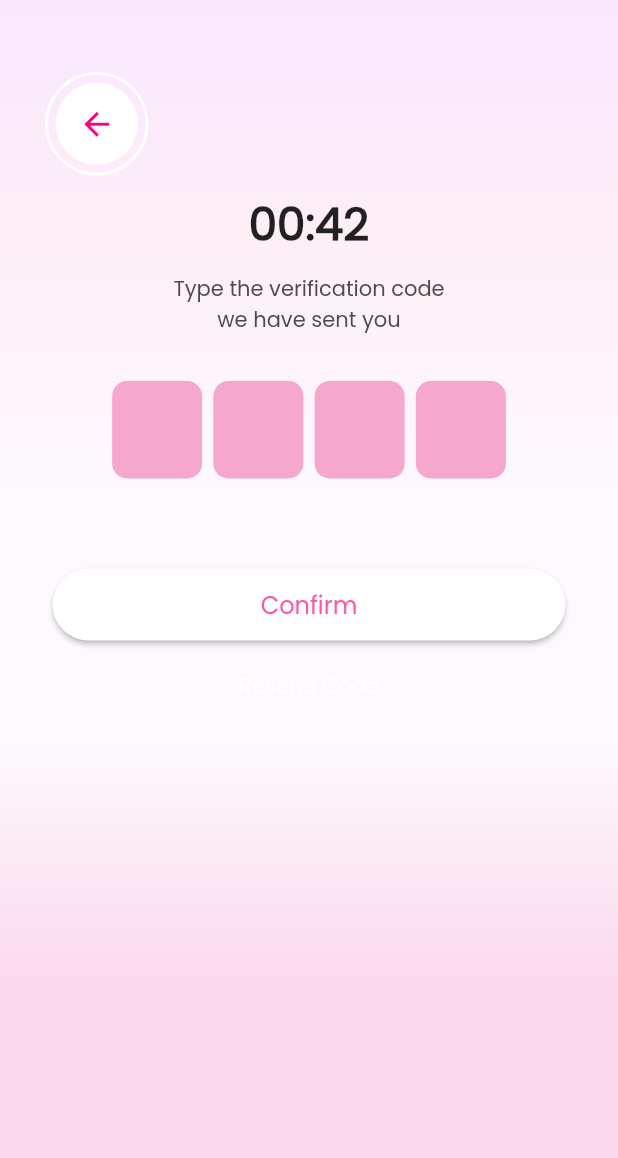
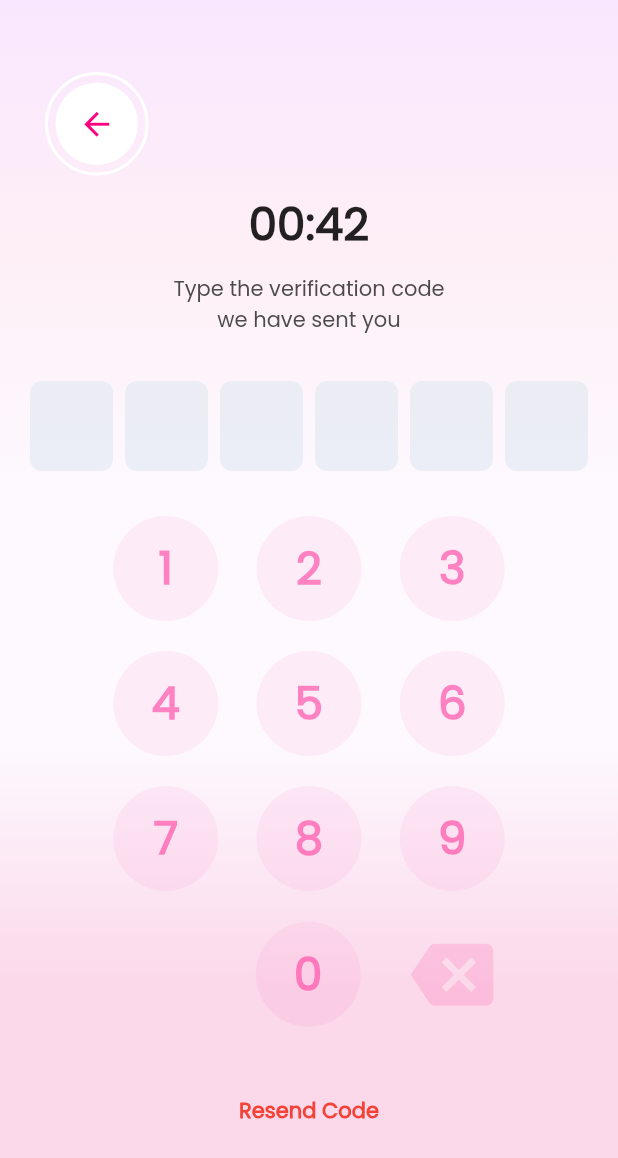
Before and after one commit to Juuko-Roman/kwekwaana-hyde, a Flutter app: the VerificationCode screen opened by its route, on a phone screen of 412 x 824 dp. Shown: the top 1158 px of the screen. Run offline on Flutter 3.47's test engine with Material 2 defaults, Android fonts, the phone set to English and light mode, and no system bars; drawn by our look-alikes of pinput; our stand-ins replace firebase_auth, firebase_core, flutter_spinkit, flutter_svg, font_awesome_flutter, geolocator and 4 more; accounts and stored records are empty.

Commit message:
completed login with phone number

```diff
--- a/lib/globals/global_vars.dart
+++ b/lib/globals/global_vars.dart
@@ -1 +1,2 @@
 int currentIndex = 0;
+bool goToHome = true;
--- a/lib/main.dart
+++ b/lib/main.dart
@@ -1,6 +1,5 @@
 import 'package:firebase_core/firebase_core.dart';
 import 'package:flutter/material.dart';
-import 'package:kwekwana/screens/welcome.dart';
 import 'package:kwekwana/services/routes.dart';
 
 Future<void> main() async {
--- a/lib/screens/auth/signup.dart
+++ b/lib/screens/auth/signup.dart
@@ -4,6 +4,7 @@ import 'package:font_awesome_flutter/font_awesome_flutter.dart';
 import 'package:go_router/go_router.dart';
 import 'package:kwekwana/screens/signingUpProcess/verification_code.dart';
 
+import '../../globals/global_vars.dart';
 import '../../services/firebase_auth.dart';
 import '../../widgets/backbutton.dart';
 import '../../widgets/confirmation_button.dart';
@@ -24,6 +25,7 @@ class _SignUpState extends State<SignUp> {
   final _cpasswordController = TextEditingController();
   final _numberController = TextEditingController();
   void _handleSignup() async {
+    goToHome = false;
     if (_rformKey.currentState!.validate()) {
       final email = _emailController.text.trim();
       final password = _passwordController.text.trim();
--- a/lib/screens/signingUpProcess/verification_code.dart
+++ b/lib/screens/signingUpProcess/verification_code.dart
@@ -1,8 +1,14 @@
+import 'package:firebase_auth/firebase_auth.dart';
 import 'package:flutter/material.dart';
 import 'package:flutter/services.dart';
+import 'package:kwekwana/screens/bottom_nav_bar_screens.dart';
 import 'package:kwekwana/screens/signingUpProcess/enable_location.dart';
+import 'package:pinput/pinput.dart';
 
+import '../../globals/global_vars.dart';
+import '../../services/firebase_auth.dart';
 import '../../widgets/backbutton.dart';
+import '../../widgets/num_pad.dart';
 
 class VerificationCode extends StatefulWidget {
   const VerificationCode({Key? key}) : super(key: key);
@@ -12,21 +18,27 @@ class VerificationCode extends StatefulWidget {
 }
 
 class _VerificationCodeState extends State<VerificationCode> {
-  List<TextEditingController?> controllers = [
-    TextEditingController(),
-    TextEditingController(),
-    TextEditingController(),
-    TextEditingController(),
-  ];
-
-  @override
-  void dispose() {
-    controllers.forEach((element) => element!.dispose());
-    super.dispose();
-  }
+  TextEditingController otpController = TextEditingController();
+  final _authService = FirebaseAuthService();
 
   @override
   Widget build(BuildContext context) {
+    const focusedBorderColor = Colors.pink;
+    const fillColor = Color.fromRGBO(243, 246, 249, 0);
+    const borderColor = Color.fromRGBO(23, 171, 144, 0.4);
+
+    final defaultPinTheme = PinTheme(
+      width: 56,
+      height: 56,
+      textStyle: const TextStyle(
+        fontSize: 22,
+        color: Color.fromRGBO(30, 60, 87, 1),
+      ),
+      decoration: BoxDecoration(
+        borderRadius: BorderRadius.circular(19),
+        border: Border.all(color: borderColor),
+      ),
+    );
     return Scaffold(
       resizeToAvoidBottomInset: false,
       body: Container(
@@ -97,87 +109,97 @@ class _VerificationCodeState extends State<VerificationCode> {
               ),
             ),
             Container(
-              width: 270,
-              margin: EdgeInsets.only(bottom: 50),
-              child: Row(
-                mainAxisAlignment: MainAxisAlignment.spaceAround,
-                children: [
-                  ...List.generate(
-                    controllers.length,
-                    (index) => Container(
-                      width: 60,
-                      height: 65,
-                      padding: EdgeInsets.symmetric(horizontal: 15),
-                      decoration: BoxDecoration(
-                        color: Color.fromRGBO(245, 167, 206, 1),
-                        borderRadius: BorderRadius.circular(10),
+              // width: 270,
+              margin: EdgeInsets.only(bottom: 30),
+              child: Directionality(
+                // Specify direction if desired
+                textDirection: TextDirection.ltr,
+                child: Pinput(
+                  keyboardType: TextInputType.none,
+                  length: 6,
+                  controller: otpController,
+                  // focusNode: focusNode,
+                  androidSmsAutofillMethod: AndroidSmsAutofillMethod.smsUserConsentApi,
+                  listenForMultipleSmsOnAndroid: true,
+                  // defaultPinTheme: defaultPinTheme,
+                  validator: (value) {
+                    // return value == '2222' ? null : 'Pin is incorrect';
+                  },
+                  onClipboardFound: (value) {
+                    otpController.setText(value);
+                  },
+                  hapticFeedbackType: HapticFeedbackType.lightImpact,
+                  onCompleted: (pin) async {
+                    bool result = await _authService.verifyCode(pin);
+                    if (result) {
+                      if (goToHome) {
+                        Navigator.push(
+                          context,
+                          MaterialPageRoute(builder: (context) => BottomNavBarScreens()),
+                        );
+                      } else {
+                        Navigator.push(
+                          context,
+                          MaterialPageRoute(builder: (context) => EnableLocation()),
+                        );
+                      }
+                    } else {
+                      ScaffoldMessenger.of(context)
+                          .showSnackBar(SnackBar(content: Text('Wrong Code. please try again')));
+                    }
+                  },
+
+                  onChanged: (value) {
+                    // debugPrint('onChanged: $value');
+                  },
+                  cursor: Column(
+                    mainAxisAlignment: MainAxisAlignment.end,
+                    children: [
+                      Container(
+                        margin: const EdgeInsets.only(bottom: 9),
+                        width: 22,
+                        height: 1,
+                        color: Colors.pink,
                       ),
-                      child: Column(
-                        mainAxisAlignment: MainAxisAlignment.center,
-                        children: [
-                          SizedBox(
-                            // width: 10,
-                            child: TextField(
-                              controller: controllers[index],
-                              textAlign: TextAlign.center,
-                              cursorColor: Color.fromRGBO(245, 167, 206, 1),
-                              keyboardType: TextInputType.number,
-                              inputFormatters: [
-                                LengthLimitingTextInputFormatter(1),
-                                FilteringTextInputFormatter.digitsOnly,
-                              ],
-                              onChanged: (value) {
-                                if (value.length == 1) {
-                                  FocusScope.of(context).nextFocus();
-                                }
-                              },
-                              style: TextStyle(
-                                color: Colors.white,
-                                fontSize: 25,
-                                fontWeight: FontWeight.bold,
-                              ),
-                              decoration: const InputDecoration(
-                                border: InputBorder.none,
-
-                                // contentPadding: EdgeInsets.only(bottom: 10.0, left: 5.0),
-                              ),
-                            ),
-                          ),
-                        ],
-                      ),
+                    ],
+                  ),
+                  focusedPinTheme: defaultPinTheme.copyWith(
+                    decoration: defaultPinTheme.decoration!.copyWith(
+                      borderRadius: BorderRadius.circular(8),
+                      border: Border.all(color: focusedBorderColor),
                     ),
                   ),
-                ],
-              ),
-            ),
-            Padding(
-              padding: const EdgeInsets.only(left: 15.0, right: 15, top: 10, bottom: 20),
-              child: Material(
-                elevation: 1.5,
-                borderRadius: BorderRadius.circular(50.0),
-                color: Color.fromRGBO(255, 255, 255, 1),
-                child: MaterialButton(
-                  onPressed: () async {
-                    Navigator.push(
-                      context,
-                      MaterialPageRoute(builder: (context) => EnableLocation()),
-                    );
-                  },
-                  height: 42.0,
-                  minWidth: 400,
-                  child: const Text(
-                    'Confirm',
-                    style: TextStyle(
-                      color: Color.fromRGBO(255, 83, 169, 1),
-                      fontSize: 16,
+                  submittedPinTheme: defaultPinTheme.copyWith(
+                    decoration: defaultPinTheme.decoration!.copyWith(
+                      color: fillColor,
+                      // borderRadius: BorderRadius.circular(19),
+                      border: Border.all(color: focusedBorderColor),
                     ),
+                  ),
+                  errorPinTheme: defaultPinTheme.copyBorderWith(
+                    border: Border.all(color: Colors.redAccent),
                   ),
                 ),
               ),
             ),
-            Text(
-              'Resend Code',
-              style: TextStyle(color: Colors.white),
+            NumPad(
+              buttonSize: 70,
+              buttonColor: Color.fromRGBO(255, 83, 169, 0.08),
+              iconColor: Color.fromRGBO(255, 83, 169, 0.2),
+              controller: otpController,
+
+              delete: () {
+                otpController.text =
+                    otpController.text == "" ? "" : otpController.text.substring(0, otpController.text.length - 1);
+              },
+              // do something with the input numbers
+            ),
+            Padding(
+              padding: const EdgeInsets.only(top: 45.0),
+              child: Text(
+                'Resend Code',
+                style: TextStyle(color: Colors.red, fontWeight: FontWeight.bold),
+              ),
             ),
           ],
         ),
--- /dev/null
+++ b/lib/widgets/num_pad.dart
@@ -0,0 +1,138 @@
+import 'package:flutter/material.dart';
+import 'package:otp_text_field/otp_field.dart';
+
+import 'number_button.dart';
+
+// KeyPad widget
+// This widget is reusable and its buttons are customizable (color, size)
+class NumPad extends StatelessWidget {
+  final double buttonSize;
+  final Color buttonColor;
+  final Color iconColor;
+  final TextEditingController controller;
+  final Function delete;
+
+  const NumPad({
+    Key? key,
+    this.buttonSize = 70,
+    this.buttonColor = Colors.indigo,
+    this.iconColor = Colors.amber,
+    required this.delete,
+    required this.controller,
+  }) : super(key: key);
+
+  @override
+  Widget build(BuildContext context) {
+    return Container(
+      margin: const EdgeInsets.only(left: 30, right: 30),
+      child: Column(
+        children: [
+          Row(
+            mainAxisAlignment: MainAxisAlignment.spaceEvenly,
+            // implement the number keys (from 0 to 9) with the NumberButton widget
+            // the NumberButton widget is defined in the bottom of this file
+            children: [
+              NumberButton(
+                number: 1,
+                size: buttonSize,
+                color: buttonColor,
+                controller: controller,
+              ),
+              NumberButton(
+                number: 2,
+                size: buttonSize,
+                color: buttonColor,
+                controller: controller,
+              ),
+              NumberButton(
+                number: 3,
+                size: buttonSize,
+                color: buttonColor,
+                controller: controller,
+              ),
+            ],
+          ),
+          const SizedBox(height: 20),
+          Row(
+            mainAxisAlignment: MainAxisAlignment.spaceEvenly,
+            children: [
+              NumberButton(
+                number: 4,
+                size: buttonSize,
+                color: buttonColor,
+                controller: controller,
+              ),
+              NumberButton(
+                number: 5,
+                size: buttonSize,
+                color: buttonColor,
+                controller: controller,
+              ),
+              NumberButton(
+                number: 6,
+                size: buttonSize,
+                color: buttonColor,
+                controller: controller,
+              ),
+            ],
+          ),
+          const SizedBox(height: 20),
+          Row(
+            mainAxisAlignment: MainAxisAlignment.spaceEvenly,
+            children: [
+              NumberButton(
+                number: 7,
+                size: buttonSize,
+                color: buttonColor,
+                controller: controller,
+              ),
+              NumberButton(
+                number: 8,
+                size: buttonSize,
+                color: buttonColor,
+                controller: controller,
+              ),
+              NumberButton(
+                number: 9,
+                size: buttonSize,
+                color: buttonColor,
+                controller: controller,
+              ),
+            ],
+          ),
+          const SizedBox(height: 20),
+          Row(
+            mainAxisAlignment: MainAxisAlignment.spaceEvenly,
+            children: [
+              // Icon(
+              //   Icons.done_rounded,
+              //   color: Colors.white,
+              //   size: 55,
+              //
+              // ),
+              Container(
+                width: 70,
+              ),
+
+              NumberButton(
+                number: 0,
+                size: buttonSize,
+                color: buttonColor,
+                controller: controller,
+              ),
+              // this button is used to delete the last number
+              IconButton(
+                onPressed: () => delete(),
+                icon: Icon(
+                  Icons.backspace,
+                  color: iconColor,
+                ),
+                iconSize: 55,
+              ),
+            ],
+          ),
+        ],
+      ),
+    );
+  }
+}
--- /dev/null
+++ b/lib/widgets/number_button.dart
@@ -0,0 +1,47 @@
+import 'package:flutter/material.dart';
+import 'package:otp_text_field/otp_field.dart';
+
+// define NumberButton widget
+// its shape is round
+class NumberButton extends StatelessWidget {
+  final int number;
+  final double size;
+  final Color color;
+  final TextEditingController controller;
+
+  const NumberButton({
+    Key? key,
+    required this.number,
+    required this.size,
+    required this.color,
+    required this.controller,
+  }) : super(key: key);
+
+  @override
+  Widget build(BuildContext context) {
+    return SizedBox(
+      width: size,
+      height: size,
+      child: ElevatedButton(
+        style: ElevatedButton.styleFrom(
+          foregroundColor: Colors.blueAccent,
+          shadowColor: color,
+          elevation: 0,
+          backgroundColor: color,
+          shape: RoundedRectangleBorder(
+            borderRadius: BorderRadius.circular(size / 2),
+          ),
+        ),
+        onPressed: () {
+          controller.text += number.toString();
+        },
+        child: Center(
+          child: Text(
+            number.toString(),
+            style: const TextStyle(fontWeight: FontWeight.bold, color: Color.fromRGBO(255, 83, 169, 0.7), fontSize: 30),
+          ),
+        ),
+      ),
+    );
+  }
+}
--- a/pubspec.yaml
+++ b/pubspec.yaml
@@ -43,8 +43,10 @@ dependencies:
   go_router: ^6.5.2
   geolocator: ^9.0.2
   flutter_spinkit: ^5.1.0
+  otp_text_field: ^1.1.3
   image_picker: ^0.8.6+2
   intl_phone_field: ^3.1.0
+  pinput: ^2.2.31
 
 dev_dependencies:
   flutter_test:
```
Also changed, not shown: lib/screens/auth/login.dart (+41 -9 lines), lib/services/firebase_auth.dart (+46 -0 lines), lib/widgets/formfield.dart (+44 -33 lines).
